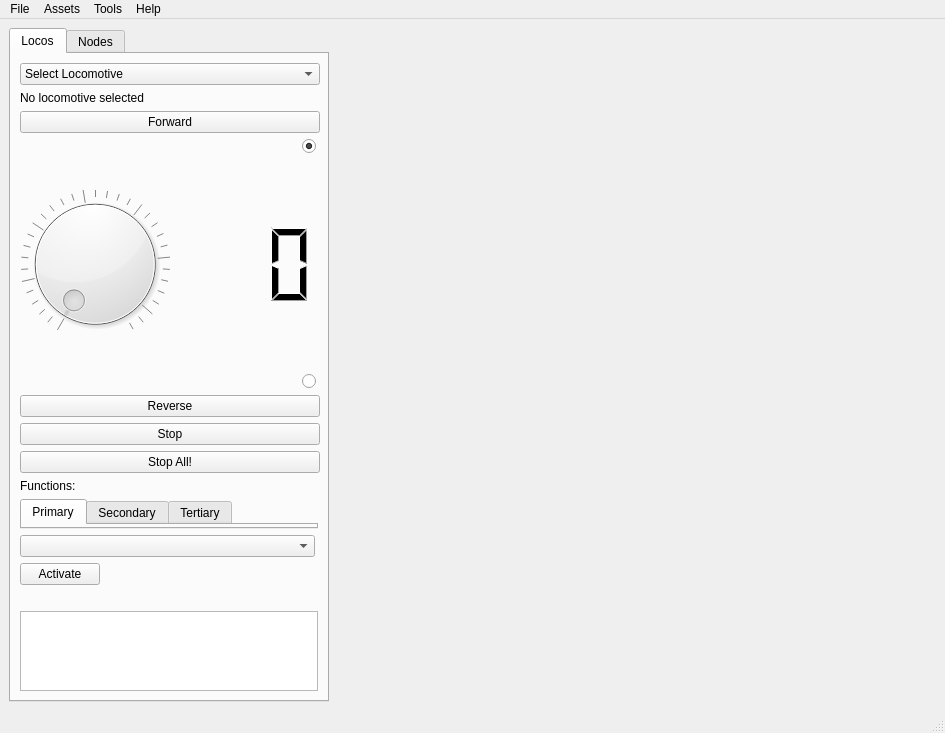
Above: mainwindow.ui from penguintutor/pyvlcb before the change. Below: the same form after it.
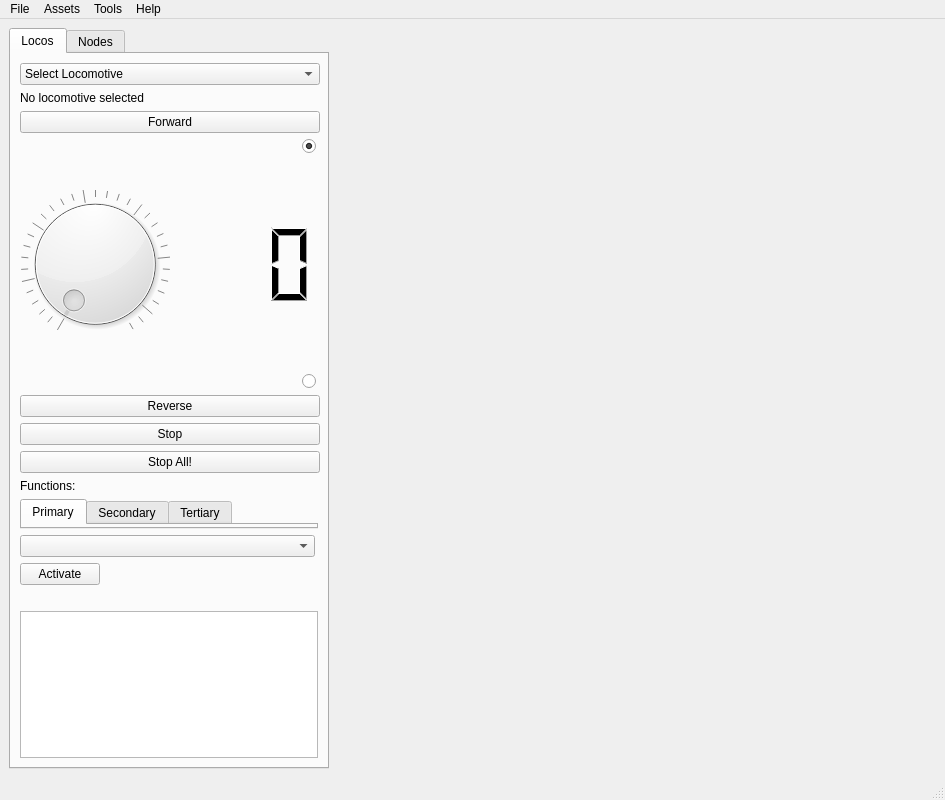
That is the form after the change. Custom widgets are drawn as their Qt base class.

Commit message: Fix keep alive for Stop

The edit to the form file:
```diff
--- a/mainwindow.ui
+++ b/mainwindow.ui
@@ -7,7 +7,7 @@
     <x>0</x>
     <y>0</y>
     <width>945</width>
-    <height>733</height>
+    <height>800</height>
    </rect>
   </property>
   <property name="sizePolicy">
@@ -19,7 +19,7 @@
   <property name="minimumSize">
    <size>
     <width>800</width>
-    <height>600</height>
+    <height>800</height>
    </size>
   </property>
   <property name="windowTitle">
```
The commit also changes 1 other file.
